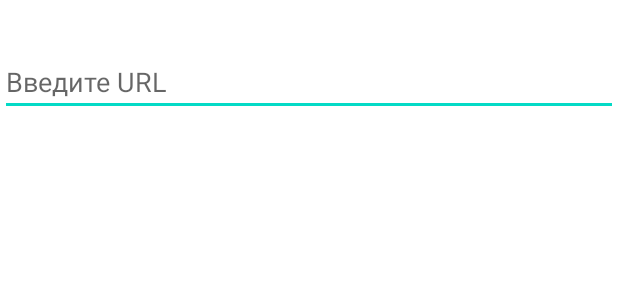
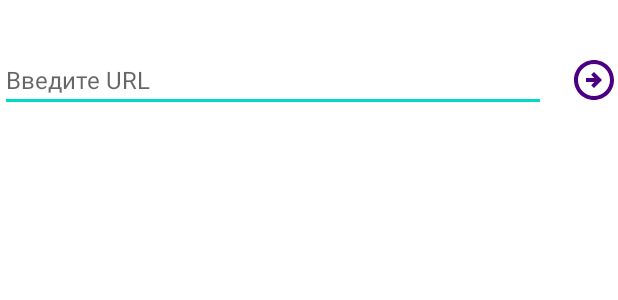
Before and after one commit to DoNatPanic/md-parser, an Android app: the layout fragment_upload_url.xml on its own in the app's theme, with its tools: preview values and no code run, on a phone screen of 412 x 824 dp. Shown: the top 300 px of the screen. Run offline under Robolectric (Android 15) with nearby library versions, the phone set to English and light mode, and no system bars; network calls fail.

```diff
--- a/app/src/main/java/com/example/md_parser/domain/IFileRepository.kt
+++ b/app/src/main/java/com/example/md_parser/domain/IFileRepository.kt
@@ -2,7 +2,9 @@ package com.example.md_parser.domain
 
 import android.content.Context
 import android.net.Uri
+import kotlinx.coroutines.flow.Flow
 
 interface IFileRepository {
-    fun readTextFromUri(context: Context, uri: Uri): String
+    fun readTextFromUri(context: Context, uri: Uri): String?
+    fun readTextFromUrl(url: String): Flow<String?>
 }
--- a/app/src/main/java/com/example/md_parser/ui/start/fragment/StartFragment.kt
+++ b/app/src/main/java/com/example/md_parser/ui/start/fragment/StartFragment.kt
@@ -24,12 +24,6 @@ class StartFragment : Fragment() {
         return binding.root
     }
 
-    override fun onResume() {
-        super.onResume()
-//        startViewerViewModel.onReload()
-//        startEditorModel.onReload()
-    }
-
     override fun onViewCreated(view: View, savedInstanceState: Bundle?) {
         super.onViewCreated(view, savedInstanceState)
 
--- a/app/src/main/java/com/example/md_parser/ui/upload/view_model/UploadPagerAdapter.kt
+++ b/app/src/main/java/com/example/md_parser/ui/upload/view_model/UploadPagerAdapter.kt
@@ -7,8 +7,8 @@ import androidx.viewpager2.adapter.FragmentStateAdapter
 import com.example.md_parser.ui.upload.fragment.UploadUrlFragment
 import com.example.md_parser.ui.upload.fragment.UploadFileFragment
 
-class UploadPagerAdapter(fragmentManager: FragmentManager, lifecycle: Lifecycle) :
-    FragmentStateAdapter(fragmentManager, lifecycle) {
+class UploadPagerAdapter(fragment: Fragment) :
+    FragmentStateAdapter(fragment) {
 
     override fun getItemCount(): Int = 2
 
--- /dev/null
+++ b/app/src/main/res/drawable/outline_arrow_circle.xml
@@ -0,0 +1,12 @@
+<vector xmlns:android="http://schemas.android.com/apk/res/android"
+    android:height="24dp"
+    android:tint="?attr/violetToVioletLight"
+    android:viewportHeight="24"
+    android:viewportWidth="24"
+    android:width="24dp">
+
+    <path
+        android:fillColor="@android:color/white"
+        android:pathData="M22,12c0,-5.52 -4.48,-10 -10,-10C6.48,2 2,6.48 2,12s4.48,10 10,10C17.52,22 22,17.52 22,12zM4,12c0,-4.42 3.58,-8 8,-8c4.42,0 8,3.58 8,8s-3.58,8 -8,8C7.58,20 4,16.42 4,12zM16,12l-4,4l-1.41,-1.41L12.17,13H8v-2h4.17l-1.59,-1.59L12,8L16,12z" />
+
+</vector>
--- a/app/src/main/res/layout/fragment_upload_url.xml
+++ b/app/src/main/res/layout/fragment_upload_url.xml
@@ -1,19 +1,38 @@
 <?xml version="1.0" encoding="utf-8"?>
-<LinearLayout xmlns:android="http://schemas.android.com/apk/res/android"
+<androidx.constraintlayout.widget.ConstraintLayout xmlns:android="http://schemas.android.com/apk/res/android"
     xmlns:app="http://schemas.android.com/apk/res-auto"
     xmlns:tools="http://schemas.android.com/tools"
     style="@style/FragmentBgStyle"
-    android:orientation="vertical"
     tools:context=".ui.upload.fragment.UploadUrlFragment">
 
-    <EditText
-        android:id="@+id/url_input"
-        android:layout_width="match_parent"
+    <LinearLayout
+        android:id="@+id/layout_file_select"
+        android:layout_width="0dp"
         android:layout_height="wrap_content"
-        android:hint="@string/input_url_hint_str"
-        android:imeOptions="actionDone"
         android:layout_marginTop="@dimen/content_margin_top"
-        android:inputType="textUri"
-        android:singleLine="true" />
+        android:gravity="center_vertical"
+        android:orientation="horizontal"
+        app:layout_constraintEnd_toEndOf="parent"
+        app:layout_constraintStart_toStartOf="parent"
+        app:layout_constraintTop_toTopOf="parent">
 
-</LinearLayout>
+        <EditText
+            android:id="@+id/url_input"
+            android:layout_width="0dp"
+            android:layout_weight="1"
+            style="@style/RegularTextStyle"
+            android:hint="@string/input_url_hint_str"
+            android:imeOptions="actionDone"
+            android:inputType="textUri"
+            android:layout_marginEnd="@dimen/link_text_margin_end"
+            android:singleLine="true" />
+
+        <ImageView
+            android:id="@+id/go_link_icon"
+            android:layout_width="@dimen/icon_size"
+            android:layout_height="@dimen/icon_size"
+            android:clickable="true"
+            android:src="@drawable/outline_arrow_circle" />
+    </LinearLayout>
+
+</androidx.constraintlayout.widget.ConstraintLayout>
--- a/app/src/main/res/values/dimens.xml
+++ b/app/src/main/res/values/dimens.xml
@@ -8,6 +8,7 @@
     <dimen name="button_margin">15dp</dimen>
     <dimen name="content_margin_top">32dp</dimen>
     <dimen name="upload_text_margin_start">16dp</dimen>
+    <dimen name="link_text_margin_end">16dp</dimen>
     <dimen name="icon_size">32dp</dimen>
     <dimen name="icon_size_large">64dp</dimen>
     <dimen name="progress_bar_margin_top">24dp</dimen>
```
Also changed, not shown: app/src/main/java/com/example/md_parser/creator/Creator.kt (+4 -4 lines), app/src/main/java/com/example/md_parser/data/FileRepository.kt (+9 -3 lines), app/src/main/java/com/example/md_parser/data/WebClient.kt (added, +36 -0 lines), app/src/main/java/com/example/md_parser/domain/GetFileInteractor.kt (added, +16 -0 lines), app/src/main/java/com/example/md_parser/domain/GetFileUseCase.kt (deleted, +0 -11 lines), app/src/main/java/com/example/md_parser/domain/IGetFileInteractor.kt (added, +10 -0 lines), app/src/main/java/com/example/md_parser/domain/IGetFileUseCase.kt (deleted, +0 -8 lines), app/src/main/java/com/example/md_parser/ui/SingleEventLiveData.kt (deleted, +0 -23 lines), app/src/main/java/com/example/md_parser/ui/upload/fragment/UploadFileFragment.kt (+7 -20 lines), app/src/main/java/com/example/md_parser/ui/upload/fragment/UploadFragment.kt (+11 -12 lines), app/src/main/java/com/example/md_parser/ui/upload/fragment/UploadUrlFragment.kt (+23 -14 lines), app/src/main/java/com/example/md_parser/ui/upload/view_model/UploadFileViewModel.kt (deleted, +0 -46 lines), app/src/main/java/com/example/md_parser/ui/upload/view_model/UploadUrlViewModel.kt (deleted, +0 -7 lines), app/src/main/java/com/example/md_parser/ui/upload/view_model/UploadViewModel.kt (+50 -3 lines).
